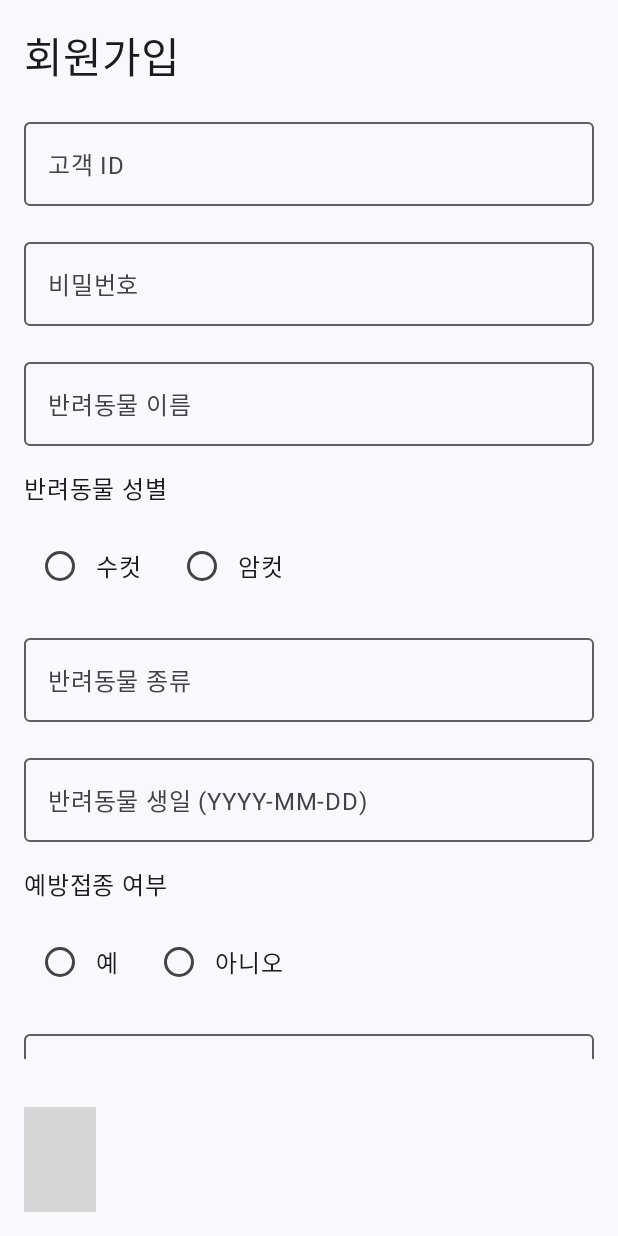
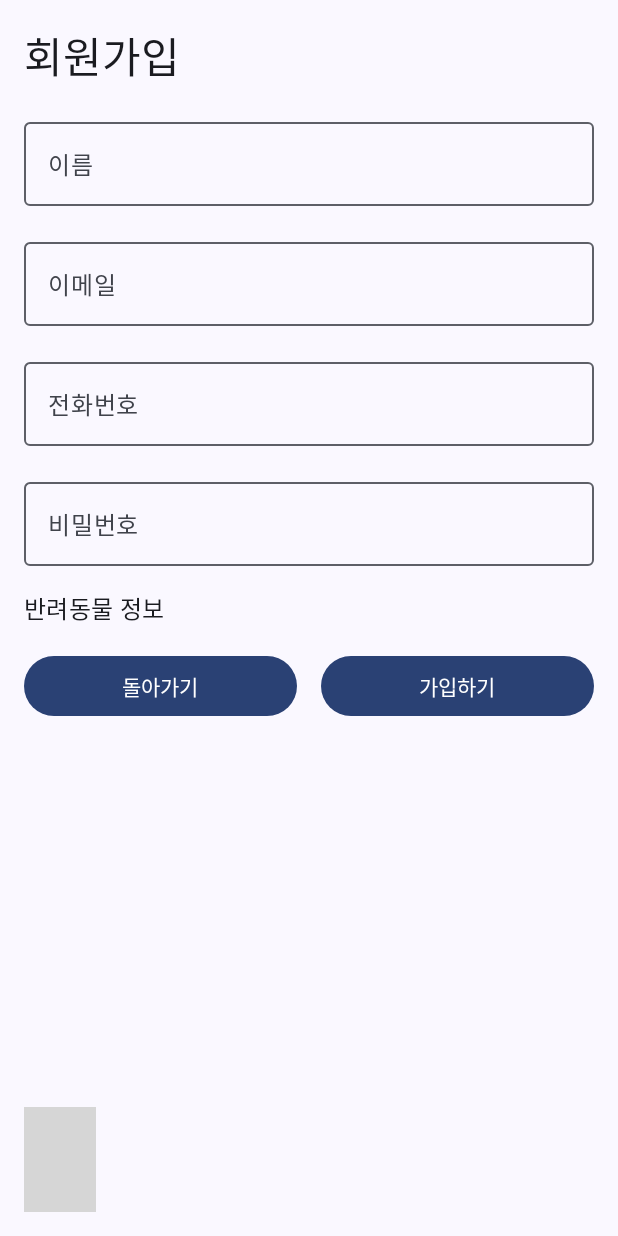
Before and after one commit to GaeNolZa/GaeNolZa, an Android app built with Jetpack Compose: the LoginScreen screen opened through its navigation route, after a tap on "회원가입", on a phone screen of 412 x 824 dp. Run offline under Robolectric (Android 15) with nearby library versions, the phone set to English and light mode, and no system bars; libraries missing offline, so code that uses them is left out: com.exyte.animatednavbar; 2 statements that could not run were skipped; 3 other taps on this screen came first; grey boxes are pictures that could not be loaded.

Commit message:
Figma 디자인에 따른 화면 재구성 및 변수명 리팩토링

```diff
--- a/app/src/main/java/com/example/gaenolza/MainActivity.kt
+++ b/app/src/main/java/com/example/gaenolza/MainActivity.kt
@@ -48,7 +48,7 @@ sealed class Screen(val route: String, val iconResourceId: Int?) {
     data object Service : Screen("service", R.drawable.ic_service)
     data object Profile : Screen("profile", R.drawable.ic_profile)
     data object SignUp : Screen("signup", null)
-    data object Chat : Screen("chatScreen", null)
+    data object ChatBot : Screen("chatScreen", null)
 }
 
 @Composable
@@ -126,8 +126,6 @@ fun GaeNolzaMain() {
                     }
                 )
             }
-            composable(Screen.Hotel.route) { HotelScreen() }
-            composable(Screen.Service.route) { ServiceScreen() }
             composable(Screen.Profile.route) {
                 LoginScreen(
                     onLoginClick = { name, email, password ->
@@ -144,17 +142,10 @@ fun GaeNolzaMain() {
                     }
                 )
             }
-            composable(Screen.SignUp.route) {
-                SignupScreen(
-                    onSignUpComplete = {
-                        navController.navigate(Screen.Profile.route)
-                    },
-                    onBackClick = {
-                        navController.navigateUp()
-                    }
-                )
-            }
-            composable(Screen.Chat.route) { ChatBotScreen() }
+            composable(Screen.SignUp.route) { SignupScreen(navController) }
+            composable(Screen.ChatBot.route) { ChatBotScreen() }
+            composable(Screen.Service.route) { ServiceScreen() }
+            composable(Screen.Hotel.route) { HotelScreen() }
         }
     }
 }
--- a/app/src/main/java/com/example/gaenolza/screens/LoginScreen.kt
+++ b/app/src/main/java/com/example/gaenolza/screens/LoginScreen.kt
@@ -2,12 +2,10 @@ package com.example.gaenolza.screens
 
 import androidx.compose.foundation.BorderStroke
 import androidx.compose.foundation.Image
-import androidx.compose.foundation.clickable
 import androidx.compose.foundation.gestures.detectTapGestures
 import androidx.compose.foundation.layout.Arrangement
 import androidx.compose.foundation.layout.Box
 import androidx.compose.foundation.layout.Column
-import androidx.compose.foundation.layout.PaddingValues
 import androidx.compose.foundation.layout.Row
 import androidx.compose.foundation.layout.Spacer
 import androidx.compose.foundation.layout.fillMaxSize
@@ -20,10 +18,9 @@ import androidx.compose.foundation.shape.CircleShape
 import androidx.compose.foundation.shape.RoundedCornerShape
 import androidx.compose.material3.Button
 import androidx.compose.material3.ButtonDefaults
-import androidx.compose.material3.Divider
 import androidx.compose.material3.ExperimentalMaterial3Api
+import androidx.compose.material3.HorizontalDivider
 import androidx.compose.material3.Icon
-import androidx.compose.material3.IconButton
 import androidx.compose.material3.MaterialTheme
 import androidx.compose.material3.ModalBottomSheet
 import androidx.compose.material3.OutlinedButton
@@ -38,12 +35,10 @@ import androidx.compose.runtime.LaunchedEffect
 import androidx.compose.runtime.getValue
 import androidx.compose.runtime.mutableStateOf
 import androidx.compose.runtime.remember
-import androidx.compose.runtime.rememberCoroutineScope
 import androidx.compose.runtime.setValue
 import androidx.compose.ui.Alignment
 import androidx.compose.ui.Modifier
 import androidx.compose.ui.graphics.Color
-import androidx.compose.ui.graphics.Shape
 import androidx.compose.ui.input.pointer.pointerInput
 import androidx.compose.ui.res.painterResource
 import androidx.compose.ui.text.font.Font
@@ -53,6 +48,7 @@ import androidx.compose.ui.text.input.PasswordVisualTransformation
 import androidx.compose.ui.unit.dp
 import androidx.compose.ui.unit.sp
 import com.example.gaenolza.R
+import com.example.gaenolza.ui.theme.ColorPalette
 import com.example.gaenolza.ui.theme.poppins
 
 @OptIn(ExperimentalMaterial3Api::class)
@@ -63,21 +59,14 @@ fun LoginScreen(
     onSignUpClick: () -> Unit,
     onFingerprintClick: () -> Unit
 ) {
+    var showBottomSheet by remember { mutableStateOf(false) }
+    LaunchedEffect(Unit) { showBottomSheet = true }
+
     val sheetState = rememberModalBottomSheetState()
-    val scope = rememberCoroutineScope()
-    var showBottomSheet by remember { mutableStateOf(false) }
-
-    LaunchedEffect(Unit) {
-        showBottomSheet = true
-    }
-
     Box(
         modifier = Modifier.fillMaxSize(),
-        contentAlignment = Alignment.Center
+        contentAlignment = Alignment.Center,
     ) {
-        // 배경 이미지나 색상을 여기에 추가할 수 있습니다.
-    }
-
         if (showBottomSheet) {
             ModalBottomSheet(
                 onDismissRequest = { showBottomSheet = false },
@@ -93,6 +82,8 @@ fun LoginScreen(
                     )
                 }
             )
+        }
+
     }
 }
 
@@ -130,7 +121,7 @@ fun LoginContent(
                         )
                     )
                     Text(
-                        text = " 에서",
+                        text = "에",
                         style = MaterialTheme.typography.headlineMedium.copy(
                             fontFamily = poppins,
                             fontWeight = FontWeight.SemiBold,
@@ -140,7 +131,7 @@ fun LoginContent(
                     )
                 }
                 Text(
-                    text = "같이놀자~! 왈왈!",
+                    text = "돌아와서 기뻐!",
                     style = MaterialTheme.typography.headlineMedium.copy(
                         fontFamily = FontFamily(Font(R.font.poppins_semibold)),
                         fontWeight = FontWeight.SemiBold,
@@ -158,20 +149,20 @@ fun LoginContent(
         }
 
         Spacer(modifier = Modifier.height(24.dp))
-        OutlinedTextField(
-            value = name,
-            onValueChange = { name = it },
-            placeholder = { Text("개놀자", color = Color.Gray) },
-            modifier = Modifier
-                .fillMaxWidth()
-                .padding(vertical = 8.dp),
-            shape = CircleShape,
-            colors = TextFieldDefaults.outlinedTextFieldColors(
-                containerColor = Color(0xFFEBF4FD),
-                focusedBorderColor = Color.Transparent,
-                unfocusedBorderColor = Color.Transparent
-            )
-        )
+//        OutlinedTextField(
+//            value = name,
+//            onValueChange = { name = it },
+//            placeholder = { Text("개놀자", color = Color.Gray) },
+//            modifier = Modifier
+//                .fillMaxWidth()
+//                .padding(vertical = 8.dp),
+//            shape = CircleShape,
+//            colors = TextFieldDefaults.outlinedTextFieldColors(
+//                containerColor = Color(0xFFEBF4FD),
+//                focusedBorderColor = Color.Transparent,
+//                unfocusedBorderColor = Color.Transparent
+//            )
+//        )
 
         OutlinedTextField(
             value = email,
@@ -241,7 +232,7 @@ fun LoginContent(
                 .fillMaxWidth()
                 .height(56.dp),
             shape = CircleShape,
-            colors = ButtonDefaults.buttonColors(containerColor = Color(0xFFFF5BA0))
+            colors = ButtonDefaults.buttonColors(ColorPalette.primaryPink)
         ) {
             Text(
                 text = "로그인",
@@ -258,22 +249,22 @@ fun LoginContent(
             modifier = Modifier.fillMaxWidth(),
             verticalAlignment = Alignment.CenterVertically
         ) {
-            Divider(
-                color = Color.LightGray,
+            HorizontalDivider(
                 modifier = Modifier
                     .weight(1f)
-                    .height(1.dp)
+                    .height(1.dp),
+                color = Color.LightGray
             )
             Text(
                 text = "또는",
                 color = Color.Gray,
                 modifier = Modifier.padding(horizontal = 16.dp)
             )
-            Divider(
-                color = Color.LightGray,
+            HorizontalDivider(
                 modifier = Modifier
                     .weight(1f)
-                    .height(1.dp)
+                    .height(1.dp),
+                color = Color.LightGray
             )
         }
 
@@ -316,7 +307,7 @@ fun LoginContent(
                 Text(
                     text = "회원가입",
                     style = MaterialTheme.typography.bodyMedium,
-                    color = Color(0xFFFF5BA0),
+                    color = ColorPalette.primaryPink,
                     fontWeight = FontWeight.Bold
                 )
             }
--- a/app/src/main/java/com/example/gaenolza/screens/SignUpScreen.kt
+++ b/app/src/main/java/com/example/gaenolza/screens/SignUpScreen.kt
@@ -16,7 +16,6 @@ import androidx.compose.material3.MaterialTheme
 import androidx.compose.material3.OutlinedTextField
 import androidx.compose.material3.RadioButton
 import androidx.compose.material3.Text
-import androidx.compose.material3.TextButton
 import androidx.compose.runtime.Composable
 import androidx.compose.runtime.getValue
 import androidx.compose.runtime.mutableStateOf
@@ -26,20 +25,16 @@ import androidx.compose.ui.Alignment
 import androidx.compose.ui.Modifier
 import androidx.compose.ui.text.input.PasswordVisualTransformation
 import androidx.compose.ui.unit.dp
+import androidx.navigation.NavController
+import com.example.gaenolza.Screen
+import com.example.gaenolza.network.sendCustomerRegistration
+import kotlinx.coroutines.CoroutineScope
+import kotlinx.coroutines.Dispatchers
+import kotlinx.coroutines.launch
 
 @Composable
-fun SignupScreen(onSignUpComplete: () -> Unit, onBackClick: () -> Unit) {
-    var customerId by remember { mutableStateOf("") }
-    var password by remember { mutableStateOf("") }
-    var petName by remember { mutableStateOf("") }
-    var petGender by remember { mutableStateOf("") }
-    var petType by remember { mutableStateOf("") }
-    var petBirthday by remember { mutableStateOf("") }
-    var isVaccinated by remember { mutableStateOf("") }
-    var specialNotes by remember { mutableStateOf("") }
-
+fun SignupScreen(navController: NavController) {
     val scrollState = rememberScrollState()
-
     Column(
         modifier = Modifier
             .fillMaxSize()
@@ -47,22 +42,33 @@ fun SignupScreen(onSignUpComplete: () -> Unit, onBackClick: () -> Unit) {
             .verticalScroll(scrollState),
         verticalArrangement = Arrangement.spacedBy(16.dp)
     ) {
-        Row(
-            modifier = Modifier.fillMaxWidth(),
-            horizontalArrangement = Arrangement.SpaceBetween,
-            verticalAlignment = Alignment.CenterVertically
-        ) {
         Text("회원가입", style = MaterialTheme.typography.headlineMedium)
-            Spacer(Modifier.width(48.dp))
-        }
 
+        var userName by remember { mutableStateOf("") }
         OutlinedTextField(
-            value = customerId,
-            onValueChange = { customerId = it },
-            label = { Text("고객 ID") },
+            value = userName,
+            onValueChange = { userName = it },
+            label = { Text("이름") },
             modifier = Modifier.fillMaxWidth()
         )
 
+        var userEmail by remember { mutableStateOf("") }
+        OutlinedTextField(
+            value = userEmail,
+            onValueChange = { userEmail = it },
+            label = { Text("이메일") },
+            modifier = Modifier.fillMaxWidth()
+        )
+
+        var userPhoneNumber by remember { mutableStateOf("") }
+        OutlinedTextField(
+            value = userPhoneNumber,
+            onValueChange = { userPhoneNumber = it },
+            label = { Text("전화번호") },
+            modifier = Modifier.fillMaxWidth()
+        )
+
+        var password by remember { mutableStateOf("") }
         OutlinedTextField(
             value = password,
             onValueChange = { password = it },
@@ -70,6 +76,64 @@ fun SignupScreen(onSignUpComplete: () -> Unit, onBackClick: () -> Unit) {
             visualTransformation = PasswordVisualTransformation(),
             modifier = Modifier.fillMaxWidth()
         )
+
+        Text("반려동물 정보", style = MaterialTheme.typography.titleMedium)
+
+        Row(
+            modifier = Modifier.fillMaxWidth(),
+            horizontalArrangement = Arrangement.SpaceBetween
+        ) {
+            Button(
+                onClick = { navController.navigateUp() },
+                modifier = Modifier
+                    .weight(1f)
+                    .padding(end = 8.dp)
+            ) {
+                Text("돌아가기")
+            }
+            Button(
+                onClick = {
+                    CoroutineScope(Dispatchers.IO).launch {
+                        sendCustomerRegistration(
+                            customerName = userName,
+                            email = userEmail,
+                            password = password,
+                            phoneNumber = userPhoneNumber
+                        ) { result ->
+                            result.fold(
+                                onSuccess = { responseData ->
+                                    println("Registration successful: $responseData")
+                                    CoroutineScope(Dispatchers.Main).launch {
+                                        navController.navigate(Screen.Main.route)
+                                    }
+                                },
+                                onFailure = { error ->
+                                    println("Registration failed: ${error.message}")
+                                }
+                            )
+                        }
+                    }
+                },
+                modifier = Modifier
+                    .weight(1f)
+                    .padding(start = 8.dp)
+            ) {
+                Text("가입하기")
+            }
+        }
+
+        Spacer(modifier = Modifier.height(80.dp))
+    }
+}
+
+@Composable
+fun AnimalRegisterField() {
+    var petName by remember { mutableStateOf("") }
+    var petGender by remember { mutableStateOf("") }
+    var petType by remember { mutableStateOf("") }
+    var petBirthday by remember { mutableStateOf("") }
+    var isVaccinated by remember { mutableStateOf("") }
+    var specialNotes by remember { mutableStateOf("") }
 
     OutlinedTextField(
         value = petName,
@@ -80,16 +144,10 @@ fun SignupScreen(onSignUpComplete: () -> Unit, onBackClick: () -> Unit) {
 
     Text("반려동물 성별", style = MaterialTheme.typography.bodyLarge)
     Row {
-            RadioButton(
-                selected = petGender == "수컷",
-                onClick = { petGender = "수컷" }
-            )
+        RadioButton(selected = petGender == "수컷", onClick = { petGender = "수컷" })
         Text("수컷", modifier = Modifier.align(Alignment.CenterVertically))
         Spacer(modifier = Modifier.width(16.dp))
-            RadioButton(
-                selected = petGender == "암컷",
-                onClick = { petGender = "암컷" }
-            )
+        RadioButton(selected = petGender == "암컷", onClick = { petGender = "암컷" })
         Text("암컷", modifier = Modifier.align(Alignment.CenterVertically))
     }
 
@@ -109,16 +167,10 @@ fun SignupScreen(onSignUpComplete: () -> Unit, onBackClick: () -> Unit) {
 
     Text("예방접종 여부", style = MaterialTheme.typography.bodyLarge)
     Row {
-            RadioButton(
-                selected = isVaccinated == "예",
-                onClick = { isVaccinated = "예" }
-            )
+        RadioButton(selected = isVaccinated == "예", onClick = { isVaccinated = "예" })
         Text("예", modifier = Modifier.align(Alignment.CenterVertically))
         Spacer(modifier = Modifier.width(16.dp))
-            RadioButton(
-                selected = isVaccinated == "아니오",
-                onClick = { isVaccinated = "아니오" }
-            )
+        RadioButton(selected = isVaccinated == "아니오", onClick = { isVaccinated = "아니오" })
         Text("아니오", modifier = Modifier.align(Alignment.CenterVertically))
     }
 
@@ -128,29 +180,4 @@ fun SignupScreen(onSignUpComplete: () -> Unit, onBackClick: () -> Unit) {
         label = { Text("특이사항") },
         modifier = Modifier.fillMaxWidth()
     )
-
-        Row(
-            modifier = Modifier.fillMaxWidth(),
-            horizontalArrangement = Arrangement.SpaceBetween
-        ) {
-            Button(
-                onClick = onBackClick,
-                modifier = Modifier
-                    .weight(1f)
-                    .padding(end = 8.dp)
-            ) {
-                Text("돌아가기")
 }
-            Button(
-                onClick = onSignUpComplete,
-                modifier = Modifier
-                    .weight(1f)
-                    .padding(start = 8.dp)
-            ) {
-                Text("가입하기")
-            }
-        }
-
-        Spacer(modifier = Modifier.height(80.dp))
-    }
-}
```
Lines whose indentation alone changed are shown as unchanged.
